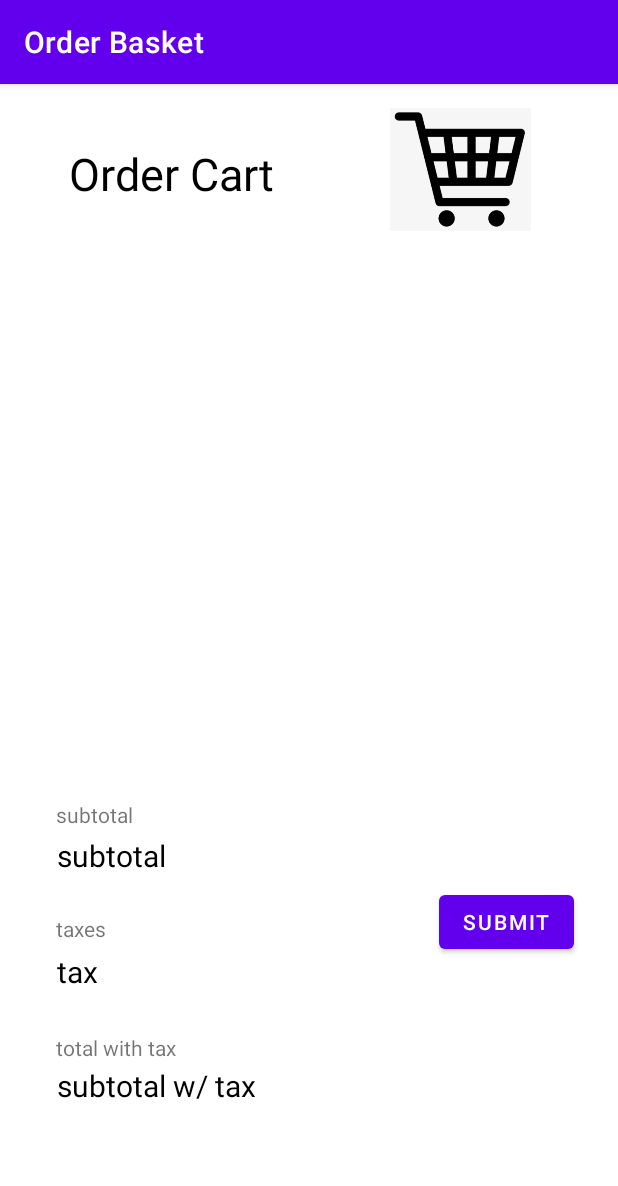
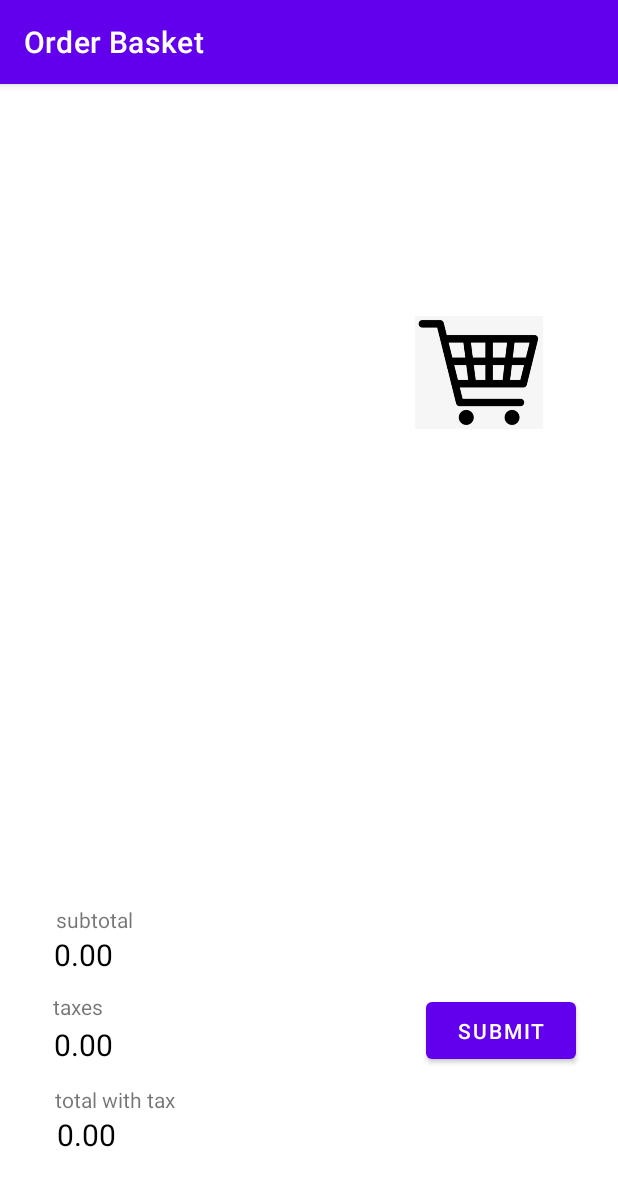
Before and after one commit to SebastianACarrasco/Software-Methodology, an Android app: the OrderBasketActivity screen opened directly, with no data from a screen before it, after a tap on "SUBMIT", on a phone screen of 412 x 824 dp. Shown: the top 1186 px of the screen. Run offline under Robolectric (Android 15) with nearby library versions, the phone set to English and light mode, and no system bars; 2 statements that could not run were skipped.

Commit message:
worked on basket

```diff
--- a/Project5/app/src/main/AndroidManifest.xml
+++ b/Project5/app/src/main/AndroidManifest.xml
@@ -1,6 +1,6 @@
 <?xml version="1.0" encoding="utf-8"?>
 <manifest xmlns:android="http://schemas.android.com/apk/res/android"
-          package="com.example.project5">
+          xmlns:tools="http://schemas.android.com/tools" package="com.example.project5">
 
     <application
             android:allowBackup="true"
@@ -11,7 +11,8 @@
             android:theme="@style/Theme.Project5">
         <activity
                 android:name=".MainActivity"
-                android:exported="true">
+                android:exported="true"
+                android:launchMode="singleTask">
             <intent-filter>
                 <action android:name="android.intent.action.MAIN"/>
 
--- a/Project5/app/src/main/java/com/example/project5/CoffeeActivity.java
+++ b/Project5/app/src/main/java/com/example/project5/CoffeeActivity.java
@@ -117,6 +117,11 @@ public class CoffeeActivity extends AppCompatActivity implements AdapterView.OnI
     @Override
     public void onNothingSelected(AdapterView arg0) {}
 
+    @Override
+    public void onBackPressed() {
+        startActivity(new Intent(this, MainActivity.class));
+    }
+
     private void resetOrder() {
         coffee = new Coffee();
         coffeeTotal = 0;
--- a/Project5/app/src/main/java/com/example/project5/MainActivity.java
+++ b/Project5/app/src/main/java/com/example/project5/MainActivity.java
@@ -38,7 +38,6 @@ public class MainActivity extends AppCompatActivity {
             @Override
             public void onClick(View view) {
                 Intent intent = new Intent(MainActivity.this, CoffeeActivity.class);
-                //intent.putExtra("order", order);
                 startActivity(intent);
             }
         });
@@ -49,7 +48,6 @@ public class MainActivity extends AppCompatActivity {
             @Override
             public void onClick(View view) {
                 Intent intent = new Intent(MainActivity.this, OrderBasketActivity.class);
-                //intent.putExtra("order", order);
                 startActivity(intent);
             }
         });
@@ -60,7 +58,6 @@ public class MainActivity extends AppCompatActivity {
             @Override
             public void onClick(View view) {
                 Intent intent = new Intent(MainActivity.this, StoreOrderActivity.class);
-                //intent.putExtra("order", order);
                 startActivity(intent);
             }
         });
--- a/Project5/app/src/main/java/com/example/project5/OrderBasketActivity.java
+++ b/Project5/app/src/main/java/com/example/project5/OrderBasketActivity.java
@@ -14,9 +14,9 @@ import java.util.ArrayList;
 public class OrderBasketActivity extends AppCompatActivity{
     private Coffee coffee = new Coffee();
     private Donuts donut = new Donuts();
-    private Order order = new Order();
+    private static Order order = new Order();
+    private static final String ORDER_KEY = "1";
     private static ArrayList<String> orderList = new ArrayList<>();
-    private static double total = 0;
 
     @SuppressLint("DefaultLocale")
     @Override
@@ -62,16 +62,27 @@ public class OrderBasketActivity extends AppCompatActivity{
         submit.setOnClickListener(new View.OnClickListener() {
             @Override
             public void onClick(View v) {
+                if(listView != null) {
                     Intent intent = new Intent(OrderBasketActivity.this, StoreOrderActivity.class);
                     intent.putExtra("orderList", orderList);
                     Toast toast = Toast.makeText(getApplicationContext(), "Order placed!", Toast.LENGTH_LONG);
-                for(int i = 0; i < orderList.size(); i++) {
+                    for (int i = 0; i < orderList.size(); i++) {
                         orderList.remove(i);
                     }
+                    subtotal.setText("0.00");
+                    tax.setText("0.00");
+                    totalWTax.setText("0.00");
+                    order = new Order();
                     toast.show();
                     //startActivity(intent);
+                } else {
+                    Toast toast = Toast.makeText(getApplicationContext(), "Please add an item to your order!", Toast.LENGTH_LONG);
+                    toast.show();
+                }
             }
             });
+
+
 
 
         //alert dialog for removing items from the order
@@ -80,7 +91,6 @@ public class OrderBasketActivity extends AppCompatActivity{
         listView.setOnItemClickListener(new AdapterView.OnItemClickListener() {
             @Override
             public void onItemClick(AdapterView<?> parent, View view, int position, long id) {
-                //String clickedItem=(String) listView.getItemAtPosition(position);
                 AlertDialog.Builder builder = new AlertDialog.Builder(OrderBasketActivity.this);
                 builder.setMessage("Do you want to remove this item?");
                 builder.setTitle("Alert!");
@@ -90,7 +100,8 @@ public class OrderBasketActivity extends AppCompatActivity{
                     public void onClick(DialogInterface dialog, int which) {
                         orderList.remove(position);
                         order.removeItem(order.getItems());
-                        listView.removeViewAt(position);
+                        //listView.removeViewAt(position);
+                        arrayAdapter.notifyDataSetChanged();
                         subtotal.setText(String.format("%.2f", order.subTotal()));
                         tax.setText(String.format("%.2f", order.getTaxes()));
                         totalWTax.setText(String.format("%.2f", order.subTotalWithTax()));
--- a/Project5/app/src/main/res/layout/activity_main.xml
+++ b/Project5/app/src/main/res/layout/activity_main.xml
@@ -48,7 +48,7 @@
             android:layout_marginBottom="460dp" app:layout_constraintHorizontal_bias="0.862"
             android:layout_marginTop="83dp" app:layout_constraintTop_toBottomOf="@+id/title"
             tools:ignore="SpeakableTextPresentCheck,ImageContrastCheck" android:contentDescription="@string/coffee"
-            app:layout_constraintVertical_bias="0.0" android:onClick="coffeeButton"/>
+            app:layout_constraintVertical_bias="0.0"/>
     <TextView
             android:scaleType="fitCenter"
             android:adjustViewBounds="true"
@@ -72,8 +72,7 @@
             app:layout_constraintStart_toStartOf="parent"
             android:layout_marginStart="41dp" app:layout_constraintHorizontal_bias="0.7"
             tools:ignore="SpeakableTextPresentCheck"
-            android:contentDescription="@string/basket"
-            android:onClick="orderBasket"/>
+            android:contentDescription="@string/basket"/>
     <TextView
             android:text="@string/orderBasket"
             android:layout_width="wrap_content"
@@ -92,8 +91,7 @@
             app:layout_constraintEnd_toEndOf="parent"
             android:layout_marginEnd="36dp"
             app:layout_constraintStart_toEndOf="@+id/imageButton4" android:layout_marginStart="45dp"
-            android:contentDescription="@string/list"
-            android:onClick="storeOrders"/>
+            android:contentDescription="@string/list"/>
     <TextView
             android:text="@string/storeOrders"
             android:layout_width="wrap_content"
--- a/Project5/app/src/main/res/layout/activity_orderbasket.xml
+++ b/Project5/app/src/main/res/layout/activity_orderbasket.xml
@@ -12,74 +12,62 @@
             android:layout_height="41dp" android:id="@+id/subtotal"
             app:layout_constraintStart_toStartOf="parent"
             android:layout_marginStart="57dp" app:layout_constraintBottom_toBottomOf="parent"
-            android:layout_marginBottom="208dp" android:layout_marginEnd="296dp"
-            app:layout_constraintEnd_toEndOf="parent" app:layout_constraintHorizontal_bias="0.116"
-            android:textSize="20sp" android:textColor="#000000" app:layout_constraintTop_toTopOf="parent"
-            android:layout_marginTop="482dp"/>
+            android:layout_marginBottom="160dp" android:layout_marginEnd="296dp"
+            app:layout_constraintEnd_toEndOf="parent" app:layout_constraintHorizontal_bias="0.127"
+            android:textSize="20sp" android:textColor="#000000"
+    />
     <TextView
             android:text="@string/tax"
             android:layout_width="230dp"
             android:layout_height="41dp" android:id="@+id/tax"
-            android:layout_marginTop="37dp"
-            app:layout_constraintTop_toBottomOf="@+id/subtotal" app:layout_constraintStart_toStartOf="parent"
+            app:layout_constraintStart_toStartOf="parent"
             android:layout_marginStart="79dp" app:layout_constraintBottom_toBottomOf="parent"
-            android:layout_marginBottom="152dp" android:layout_marginEnd="313dp"
+            android:layout_marginBottom="100dp" android:layout_marginEnd="313dp"
             android:textSize="20sp" android:textColor="#000000"
-            app:layout_constraintEnd_toEndOf="parent" app:layout_constraintHorizontal_bias="0.199"
-            app:layout_constraintVertical_bias="0.409"/>
+            app:layout_constraintEnd_toEndOf="parent" app:layout_constraintHorizontal_bias="0.208"
+    />
     <TextView
             android:text="@string/subtotalTaxed"
             android:layout_width="230dp"
             android:layout_height="41dp" android:id="@+id/totalWithTax"
-            android:layout_marginTop="40dp"
-            app:layout_constraintTop_toBottomOf="@+id/tax" android:layout_marginEnd="241dp"
+            android:layout_marginEnd="241dp"
             app:layout_constraintEnd_toEndOf="parent" app:layout_constraintBottom_toBottomOf="parent"
-            android:layout_marginBottom="79dp" app:layout_constraintStart_toStartOf="parent"
+            android:layout_marginBottom="40dp" app:layout_constraintStart_toStartOf="parent"
             android:layout_marginStart="77dp"
             android:textSize="20sp" android:textColor="#000000" app:layout_constraintHorizontal_bias="0.291"
-            app:layout_constraintVertical_bias="0.454"/>
+    />
     <Button
             android:text="@string/submitOrder"
-            android:layout_width="wrap_content"
-            android:layout_height="wrap_content" android:id="@+id/submitOrder"
-            app:layout_constraintTop_toTopOf="parent"
-            android:layout_marginTop="516dp" android:layout_marginStart="22dp"
-            app:layout_constraintStart_toEndOf="@+id/subtotal" app:layout_constraintBottom_toBottomOf="parent"
-            android:layout_marginBottom="167dp" android:layout_marginEnd="27dp"
+            android:layout_width="100sp"
+            android:layout_height="50sp" android:id="@+id/submitOrder"
+            app:layout_constraintBottom_toBottomOf="parent"
+            android:layout_marginBottom="112dp" android:layout_marginEnd="28dp"
             app:layout_constraintEnd_toEndOf="parent"/>
     <ListView
-            android:layout_width="324dp"
-            android:layout_height="293dp"
+            android:layout_width="329dp"
+            android:layout_height="300dp"
             app:layout_constraintStart_toStartOf="parent"
             android:layout_marginStart="45dp" android:layout_marginEnd="42dp"
-            app:layout_constraintEnd_toEndOf="parent" android:layout_marginBottom="79dp"
-            app:layout_constraintBottom_toTopOf="@+id/subtotal" android:id="@+id/listViewOrder"
-            app:layout_constraintTop_toTopOf="parent" android:layout_marginTop="110dp"/>
-    <TextView
-            android:text="@string/orderBasketTitle"
-            android:layout_width="230dp"
-            android:layout_height="41dp" android:id="@+id/orderBasketTitle"
-            app:layout_constraintTop_toTopOf="parent"
-            android:layout_marginTop="46dp" android:layout_marginBottom="45dp"
-            app:layout_constraintBottom_toTopOf="@+id/listViewOrder" android:layout_marginEnd="177dp"
-            app:layout_constraintEnd_toEndOf="parent" app:layout_constraintStart_toStartOf="parent"
-            android:layout_marginStart="176dp"
-            android:textSize="30sp" android:textColor="#000000" app:layout_constraintHorizontal_bias="0.761"/>
+            app:layout_constraintEnd_toEndOf="parent"
+            android:id="@+id/listViewOrder"
+            app:layout_constraintTop_toTopOf="parent" android:layout_marginTop="110dp"
+            android:layout_marginBottom="17dp" app:layout_constraintBottom_toTopOf="@+id/subtotalText"
+            app:layout_constraintHorizontal_bias="0.8" app:layout_constraintVertical_bias="1.0"/>
     <ImageView
-            android:layout_width="126dp"
-            android:layout_height="82dp" app:srcCompat="@drawable/cartimage" android:id="@+id/carView"
-            app:layout_constraintTop_toTopOf="parent"
-            android:layout_marginTop="16dp" android:layout_marginEnd="42dp" app:layout_constraintEnd_toEndOf="parent"
+            android:layout_width="113dp"
+            android:layout_height="75dp" app:srcCompat="@drawable/cartimage" android:id="@+id/carView"
+            android:layout_marginEnd="36dp" app:layout_constraintEnd_toEndOf="parent"
+            android:contentDescription="@string/imageCart"
+            app:layout_constraintStart_toStartOf="parent"
+            android:layout_marginStart="262dp" app:layout_constraintHorizontal_bias="1.0"
             app:layout_constraintBottom_toTopOf="@+id/listViewOrder"
-            app:layout_constraintStart_toEndOf="@+id/listViewOrder" app:layout_constraintHorizontal_bias="1.0"
-            app:layout_constraintVertical_bias="0.0" android:contentDescription="@string/imageCart"/>
+    />
     <TextView
             android:text="@string/subtotalText"
             android:layout_width="wrap_content"
             android:layout_height="wrap_content" android:id="@+id/subtotalText"
             app:layout_constraintStart_toStartOf="parent" android:layout_marginStart="37dp"
-            android:layout_marginEnd="323dp" app:layout_constraintEnd_toEndOf="parent" android:layout_marginTop="60dp"
-            app:layout_constraintTop_toBottomOf="@+id/listViewOrder"
+            android:layout_marginEnd="323dp" app:layout_constraintEnd_toEndOf="parent"
             app:layout_constraintBottom_toTopOf="@+id/subtotal"/>
     <TextView
             android:text="@string/taxText"
@@ -88,16 +76,18 @@
             android:layout_marginTop="8dp"
             app:layout_constraintTop_toBottomOf="@+id/subtotal" app:layout_constraintStart_toStartOf="parent"
             android:layout_marginStart="32dp" app:layout_constraintEnd_toStartOf="@+id/submitOrder"
-            android:layout_marginEnd="202dp" app:layout_constraintHorizontal_bias="0.208"
-            android:layout_marginBottom="2dp" app:layout_constraintBottom_toTopOf="@+id/tax"/>
+            android:layout_marginEnd="202dp" app:layout_constraintHorizontal_bias="0.2"
+            android:layout_marginBottom="2dp" app:layout_constraintBottom_toTopOf="@+id/tax"
+            app:layout_constraintVertical_bias="1.0"/>
     <TextView
             android:text="@string/subWTaxText"
             android:layout_width="wrap_content"
             android:layout_height="wrap_content" android:id="@+id/subWtaxText"
             app:layout_constraintStart_toStartOf="parent" android:layout_marginStart="38dp"
             android:layout_marginEnd="315dp" app:layout_constraintEnd_toEndOf="parent"
-            app:layout_constraintBottom_toTopOf="@+id/totalWithTax" app:layout_constraintHorizontal_bias="0.045"
-            android:layout_marginTop="11dp" app:layout_constraintTop_toBottomOf="@+id/tax"/>
+            app:layout_constraintBottom_toTopOf="@+id/totalWithTax" app:layout_constraintHorizontal_bias="0.09"
+            android:layout_marginTop="11dp" app:layout_constraintTop_toBottomOf="@+id/tax"
+            app:layout_constraintVertical_bias="1.0"/>
 
 
 </androidx.constraintlayout.widget.ConstraintLayout>
```
Lines whose indentation alone changed are shown as unchanged.
